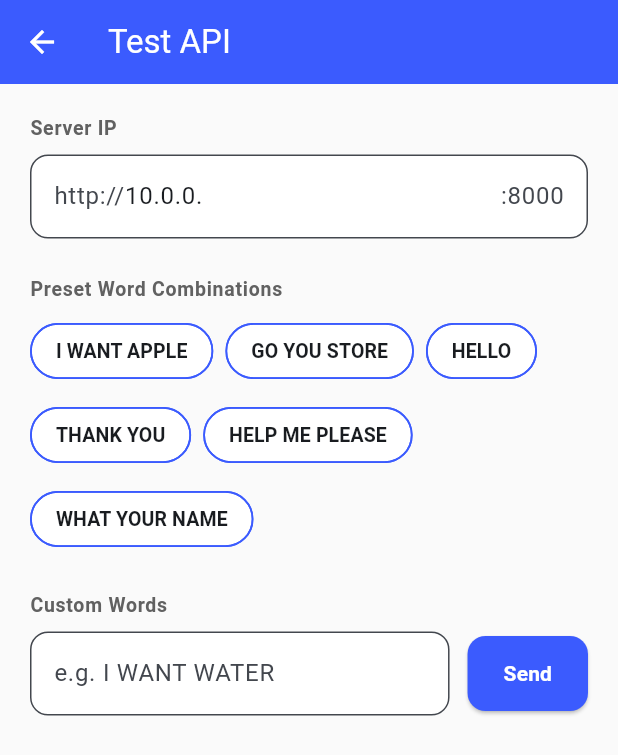
After one commit to SalilMonga/SS12-signSpeak, a Flutter app: the screen it shows after launch, after a tap on "Test API", on a phone screen of 412 x 824 dp. The commit adds this screen. Shown: the top 755 px of the screen. Run offline on Flutter 3.47's test engine with Material 3 defaults, Android fonts, the phone set to English and light mode, and no system bars; our stand-ins replace camera; network calls fail.

Commit message:
chore: connected frontend to backend with test page

```diff
--- /dev/null
+++ b/lib/api_service.dart
@@ -0,0 +1,28 @@
+import 'dart:convert';
+import 'package:http/http.dart' as http;
+
+class ApiService {
+  String baseUrl;
+
+  ApiService({this.baseUrl = 'http://10.0.0.1:8000'});
+
+  void updateIp(String ip) {
+    baseUrl = 'http://$ip:8000';
+  }
+
+  Future<String> generateSentence(List<String> words) async {
+    final uri = Uri.parse('$baseUrl/generate');
+    final response = await http.post(
+      uri,
+      headers: {'Content-Type': 'application/json'},
+      body: jsonEncode({'aslWords': words}),
+    );
+
+    if (response.statusCode == 200) {
+      final data = jsonDecode(response.body) as Map<String, dynamic>;
+      return data['sentence'] as String;
+    } else {
+      throw Exception('Server error ${response.statusCode}: ${response.body}');
+    }
+  }
+}
--- a/lib/camera_page.dart
+++ b/lib/camera_page.dart
@@ -3,6 +3,7 @@ import 'package:flutter/services.dart';
 import 'package:camera/camera.dart';
 import 'history_page.dart';
 import 'settings_page.dart';
+import 'test_page.dart';
 
 const _mpChannel = MethodChannel('mediapipe_hands');
 
@@ -588,6 +589,19 @@ class _BottomControlBarState extends State<_BottomControlBar> {
             },
           ),
 
+          // Test API
+          _BarIconLabel(
+            icon: Icons.science_outlined,
+            label: 'Test API',
+            onTap: () {
+              HapticFeedback.lightImpact();
+              Navigator.push(
+                context,
+                MaterialPageRoute(builder: (_) => const TestPage()),
+              );
+            },
+          ),
+
           // Speech toggle pill button
           GestureDetector(
             onTap: () {
--- /dev/null
+++ b/lib/test_page.dart
@@ -0,0 +1,289 @@
+import 'package:flutter/material.dart';
+import 'api_service.dart';
+
+const Color _kPrimaryBlue = Color(0xFF3B5BFE);
+
+class TestPage extends StatefulWidget {
+  const TestPage({super.key});
+
+  @override
+  State<TestPage> createState() => _TestPageState();
+}
+
+class _TestPageState extends State<TestPage> {
+  final _ipController = TextEditingController(text: '10.0.0.');
+  final _customWordsController = TextEditingController();
+  final _apiService = ApiService();
+
+  String? _result;
+  String? _error;
+  bool _loading = false;
+  List<String> _selectedWords = [];
+
+  static const List<List<String>> _presets = [
+    ['I', 'WANT', 'APPLE'],
+    ['GO', 'YOU', 'STORE'],
+    ['HELLO'],
+    ['THANK', 'YOU'],
+    ['HELP', 'ME', 'PLEASE'],
+    ['WHAT', 'YOUR', 'NAME'],
+  ];
+
+  Future<void> _send(List<String> words) async {
+    if (words.isEmpty) return;
+
+    final ip = _ipController.text.trim();
+    if (ip.isEmpty) {
+      setState(() => _error = 'Please enter the server IP address.');
+      return;
+    }
+
+    _apiService.updateIp(ip);
+    setState(() {
+      _loading = true;
+      _error = null;
+      _result = null;
+      _selectedWords = words;
+    });
+
+    try {
+      final sentence = await _apiService.generateSentence(words);
+      if (!mounted) return;
+      setState(() {
+        _result = sentence;
+        _loading = false;
+      });
+    } catch (e) {
+      if (!mounted) return;
+      setState(() {
+        _error = e.toString();
+        _loading = false;
+      });
+    }
+  }
+
+  void _sendCustom() {
+    final text = _customWordsController.text.trim();
+    if (text.isEmpty) return;
+    final words = text.split(RegExp(r'[\s,]+')).where((w) => w.isNotEmpty).toList();
+    _send(words);
+  }
+
+  @override
+  void dispose() {
+    _ipController.dispose();
+    _customWordsController.dispose();
+    super.dispose();
+  }
+
+  @override
+  Widget build(BuildContext context) {
+    return Scaffold(
+      backgroundColor: Colors.grey.shade50,
+      appBar: AppBar(
+        title: const Text('Test API'),
+        backgroundColor: _kPrimaryBlue,
+        foregroundColor: Colors.white,
+        elevation: 0,
+      ),
+      body: SingleChildScrollView(
+        padding: const EdgeInsets.all(20),
+        child: Column(
+          crossAxisAlignment: CrossAxisAlignment.stretch,
+          children: [
+            // Server IP field
+            _SectionLabel('Server IP'),
+            const SizedBox(height: 8),
+            TextField(
+              controller: _ipController,
+              keyboardType: TextInputType.numberWithOptions(decimal: true),
+              decoration: InputDecoration(
+                hintText: '10.0.0.123',
+                prefixText: 'http://',
+                suffixText: ':8000',
+                border: OutlineInputBorder(
+                  borderRadius: BorderRadius.circular(12),
+                ),
+                filled: true,
+                fillColor: Colors.white,
+              ),
+            ),
+
+            const SizedBox(height: 24),
+
+            // Preset word chips
+            _SectionLabel('Preset Word Combinations'),
+            const SizedBox(height: 8),
+            Wrap(
+              spacing: 8,
+              runSpacing: 8,
+              children: _presets.map((words) {
+                return ActionChip(
+                  label: Text(
+                    words.join(' '),
+                    style: const TextStyle(
+                      fontWeight: FontWeight.w600,
+                      fontSize: 13,
+                    ),
+                  ),
+                  backgroundColor: Colors.white,
+                  side: const BorderSide(color: _kPrimaryBlue, width: 1.2),
+                  shape: RoundedRectangleBorder(
+                    borderRadius: BorderRadius.circular(20),
+                  ),
+                  onPressed: () => _send(words),
+                );
+              }).toList(),
+            ),
+
+            const SizedBox(height: 24),
+
+            // Custom input
+            _SectionLabel('Custom Words'),
+            const SizedBox(height: 8),
+            Row(
+              children: [
+                Expanded(
+                  child: TextField(
+                    controller: _customWordsController,
+                    textCapitalization: TextCapitalization.characters,
+                    decoration: InputDecoration(
+                      hintText: 'e.g. I WANT WATER',
+                      border: OutlineInputBorder(
+                        borderRadius: BorderRadius.circular(12),
+                      ),
+                      filled: true,
+                      fillColor: Colors.white,
+                    ),
+                  ),
+                ),
+                const SizedBox(width: 12),
+                SizedBox(
+                  height: 50,
+                  child: ElevatedButton(
+                    onPressed: _loading ? null : _sendCustom,
+                    style: ElevatedButton.styleFrom(
+                      backgroundColor: _kPrimaryBlue,
+                      foregroundColor: Colors.white,
+                      shape: RoundedRectangleBorder(
+                        borderRadius: BorderRadius.circular(12),
+                      ),
+                    ),
+                    child: const Text(
+                      'Send',
+                      style: TextStyle(fontWeight: FontWeight.w700),
+                    ),
+                  ),
+                ),
+              ],
+            ),
+
+            const SizedBox(height: 32),
+
+            // Result area
+            if (_loading)
+              const Center(
+                child: Padding(
+                  padding: EdgeInsets.all(24),
+                  child: CircularProgressIndicator(color: _kPrimaryBlue),
+                ),
+              ),
+
+            if (_selectedWords.isNotEmpty && !_loading)
+              Container(
+                padding: const EdgeInsets.all(16),
+                decoration: BoxDecoration(
+                  color: Colors.white,
+                  borderRadius: BorderRadius.circular(16),
+                  boxShadow: [
+                    BoxShadow(
+                      color: Colors.black.withValues(alpha: 0.06),
+                      blurRadius: 12,
+                      offset: const Offset(0, 2),
+                    ),
+                  ],
+                ),
+                child: Column(
+                  crossAxisAlignment: CrossAxisAlignment.start,
+                  children: [
+                    Text(
+                      'Input: ${_selectedWords.join(', ')}',
+                      style: TextStyle(
+                        fontSize: 13,
+                        color: Colors.grey.shade600,
+                        fontWeight: FontWeight.w500,
+                      ),
+                    ),
+                    const SizedBox(height: 12),
+                    if (_result != null) ...[
+                      const Text(
+                        'Generated Sentence:',
+                        style: TextStyle(
+                          fontSize: 12,
+                          color: _kPrimaryBlue,
+                          fontWeight: FontWeight.w700,
+                          letterSpacing: 0.8,
+                        ),
+                      ),
+                      const SizedBox(height: 6),
+                      Text(
+                        _result!,
+                        style: const TextStyle(
+                          fontSize: 20,
+                          fontWeight: FontWeight.w700,
+                          color: Colors.black87,
+                          height: 1.3,
+                        ),
+                      ),
+                    ],
+                    if (_error != null) ...[
+                      Row(
+                        children: [
+                          const Icon(Icons.error_outline, color: Colors.red, size: 18),
+                          const SizedBox(width: 8),
+                          const Text(
+                            'Error',
+                            style: TextStyle(
+                              fontSize: 12,
+                              color: Colors.red,
+                              fontWeight: FontWeight.w700,
+                            ),
+                          ),
+                        ],
+                      ),
+                      const SizedBox(height: 6),
+                      Text(
+                        _error!,
+                        style: const TextStyle(
+                          fontSize: 14,
+                          color: Colors.red,
+                        ),
+                      ),
+                    ],
+                  ],
+                ),
+              ),
+          ],
+        ),
+      ),
+    );
+  }
+}
+
+class _SectionLabel extends StatelessWidget {
+  final String text;
+  const _SectionLabel(this.text);
+
+  @override
+  Widget build(BuildContext context) {
+    return Text(
+      text,
+      style: TextStyle(
+        fontSize: 13,
+        fontWeight: FontWeight.w700,
+        color: Colors.grey.shade700,
+        letterSpacing: 0.5,
+      ),
+    );
+  }
+}
--- a/pubspec.yaml
+++ b/pubspec.yaml
@@ -35,6 +35,7 @@ dependencies:
   # Use with the CupertinoIcons class for iOS style icons.
   cupertino_icons: ^1.0.8
   camera: ^0.11.0+2
+  http: ^1.2.0
 
 dev_dependencies:
   flutter_test:
```
Also changed, not shown: pubspec.lock, 2 other files.
